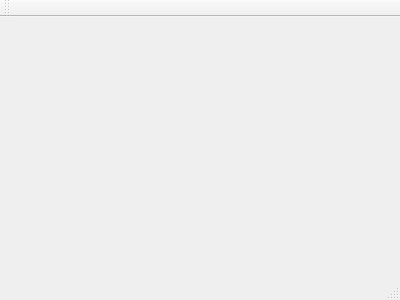
milena-rocabado/PlantProject, file PlantApp/MainWindow.ui: the form before one commit.
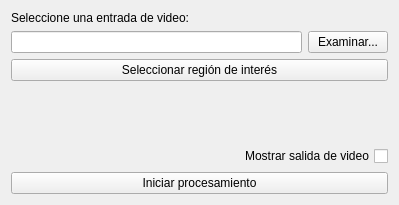
The form after the commit.

What changed in the file:
```diff
--- a/PlantApp/MainWindow.ui
+++ b/PlantApp/MainWindow.ui
@@ -1,24 +1,81 @@
 <ui version="4.0">
  <class>MainWindow</class>
- <widget class="QMainWindow" name="MainWindow" >
-  <property name="geometry" >
+ <widget class="QMainWindow" name="MainWindow">
+  <property name="geometry">
    <rect>
     <x>0</x>
     <y>0</y>
-    <width>400</width>
-    <height>300</height>
+    <width>399</width>
+    <height>205</height>
    </rect>
   </property>
   <property name="windowTitle" >
    <string>MainWindow</string>
   </property>
-  <widget class="QMenuBar" name="menuBar" />
-  <widget class="QToolBar" name="mainToolBar" />
-  <widget class="QWidget" name="centralWidget" />
-  <widget class="QStatusBar" name="statusBar" />
+  <widget class="QWidget" name="centralWidget">
+   <layout class="QVBoxLayout" name="verticalLayout_2">
+    <item>
+     <widget class="QLabel" name="lblEntrada">
+      <property name="text">
+       <string>Seleccione una entrada de video:</string>
+      </property>
+     </widget>
+    </item>
+    <item>
+     <layout class="QHBoxLayout" name="hlFile">
+      <item>
+       <widget class="QLineEdit" name="lnePath"/>
+      </item>
+      <item>
+       <widget class="QPushButton" name="pbExaminar">
+        <property name="text">
+         <string>Examinar...</string>
+        </property>
+       </widget>
+      </item>
+     </layout>
+    </item>
+    <item>
+     <widget class="QPushButton" name="pbSetROI">
+      <property name="text">
+       <string>Seleccionar región de interés</string>
+      </property>
+     </widget>
+    </item>
+    <item>
+     <spacer name="verticalSpacer">
+      <property name="orientation">
+       <enum>Qt::Vertical</enum>
+      </property>
+      <property name="sizeHint" stdset="0">
+       <size>
+        <width>20</width>
+        <height>40</height>
+       </size>
+      </property>
+     </spacer>
+    </item>
+    <item>
+     <widget class="QCheckBox" name="cbxOutput">
+      <property name="layoutDirection">
+       <enum>Qt::RightToLeft</enum>
+      </property>
+      <property name="text">
+       <string>Mostrar salida de video</string>
+      </property>
+     </widget>
+    </item>
+    <item>
+     <widget class="QPushButton" name="pbProcess">
+      <property name="text">
+       <string>Iniciar procesamiento</string>
+      </property>
+     </widget>
+    </item>
+   </layout>
+  </widget>
  </widget>
- <layoutDefault spacing="6" margin="11" />
- <pixmapfunction></pixmapfunction>
+ <layoutdefault spacing="6" margin="11"/>
  <resources/>
  <connections/>
 </ui>
```
Left out of the diff: 3 changed lines with no effect on the pictures.
